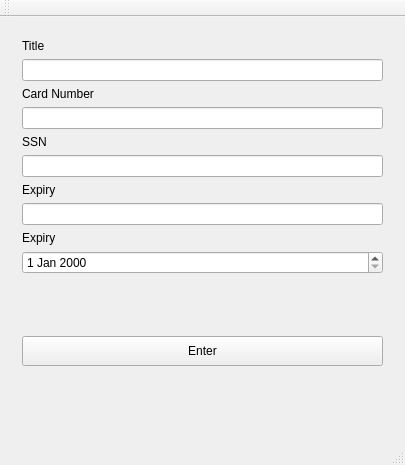
First picture: the form in edit_menu.ui, repository Affan-Mushahid/KeepSake, before the edit.
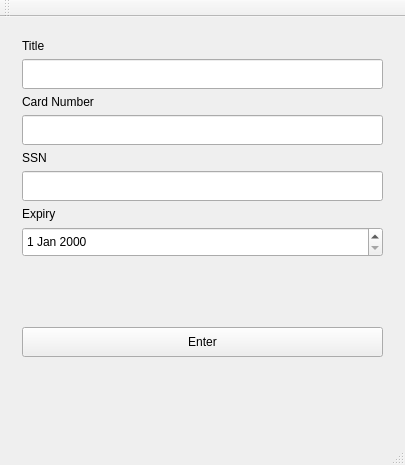
Second picture: the form after the edit.

The edit to the form file:
```diff
--- a/edit_menu.ui
+++ b/edit_menu.ui
@@ -278,6 +278,12 @@
               </item>
               <item>
                <widget class="QLineEdit" name="c_title_text">
+                <property name="minimumSize">
+                 <size>
+                  <width>0</width>
+                  <height>30</height>
+                 </size>
+                </property>
                 <property name="styleSheet">
                  <string notr="true">font: 10pt &quot;Century Gothic&quot;;</string>
                 </property>
@@ -297,6 +303,12 @@
             </item>
             <item>
              <widget class="QLineEdit" name="c_card_text">
+              <property name="minimumSize">
+               <size>
+                <width>0</width>
+                <height>30</height>
+               </size>
+              </property>
               <property name="styleSheet">
                <string notr="true">font: 10pt &quot;Century Gothic&quot;;</string>
               </property>
@@ -318,27 +330,12 @@
             </item>
             <item>
              <widget class="QLineEdit" name="c_ssn_text">
-              <property name="styleSheet">
-               <string notr="true">font: 10pt &quot;Century Gothic&quot;;</string>
+              <property name="minimumSize">
+               <size>
+                <width>0</width>
+                <height>30</height>
+               </size>
               </property>
-             </widget>
-            </item>
-           </layout>
-          </item>
-          <item>
-           <layout class="QVBoxLayout" name="verticalLayout_14">
-            <item>
-             <widget class="QLabel" name="label_7">
-              <property name="styleSheet">
-               <string notr="true">font: 10pt &quot;Century Gothic&quot;;</string>
-              </property>
-              <property name="text">
-               <string>Expiry</string>
-              </property>
-             </widget>
-            </item>
-            <item>
-             <widget class="QLineEdit" name="c_expiry_text">
               <property name="styleSheet">
                <string notr="true">font: 10pt &quot;Century Gothic&quot;;</string>
               </property>
@@ -359,7 +356,17 @@
              </widget>
             </item>
             <item>
-             <widget class="QDateEdit" name="c_expiry_date"/>
+             <widget class="QDateEdit" name="c_expiry_date">
+              <property name="minimumSize">
+               <size>
+                <width>0</width>
+                <height>30</height>
+               </size>
+              </property>
+              <property name="styleSheet">
+               <string notr="true">font: 10pt &quot;Century Gothic&quot;;</string>
+              </property>
+             </widget>
             </item>
            </layout>
           </item>
```
Left out of the diff: 66 changed lines with no effect on the pictures.
